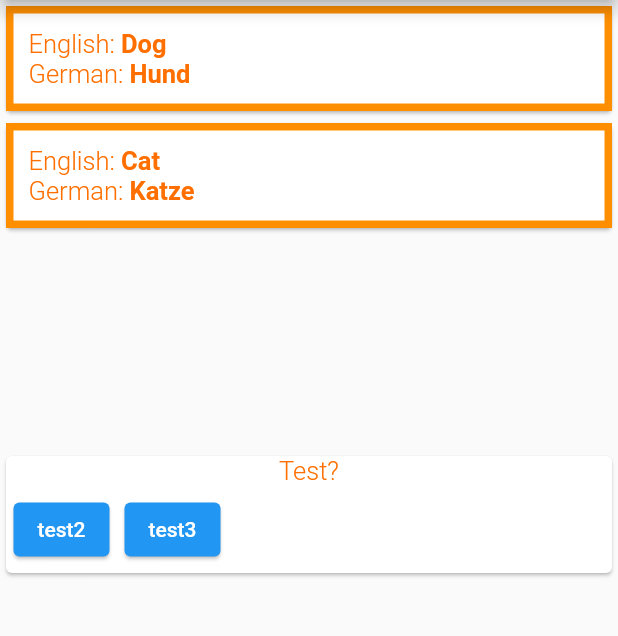
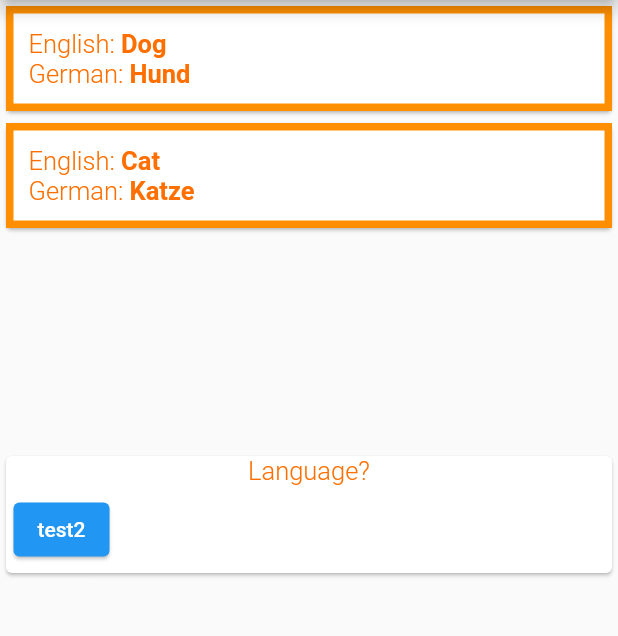
Before and after one commit to mheydasch/VocTrainer, a Flutter app: the screen it shows after launch, on a phone screen of 412 x 824 dp, the part 84-720 px from its top. Run offline on Flutter 3.47's test engine with Material 2 defaults, Android fonts, the phone set to English and light mode, and no system bars.

Commit message:
question list added as input

```diff
--- a/lib/main.dart
+++ b/lib/main.dart
@@ -122,7 +122,10 @@ class MyHomePage extends StatelessWidget {
               ),
             ),
           ),
-          QuestionPrompt('Test?'),
+          QuestionPrompt(questionText: {
+            'qT': ['Language?'],
+            'qA': ['German', 'English']
+          }),
         ]),
       ),
     );
--- a/lib/widgets/question_prompt.dart
+++ b/lib/widgets/question_prompt.dart
@@ -1,9 +1,9 @@
 import 'package:flutter/material.dart';
 
 class QuestionPrompt extends StatelessWidget {
-  final String questionText;
+  final Map questionText;
 
-  QuestionPrompt(this.questionText);
+  QuestionPrompt({required this.questionText});
 
   @override
   Widget build(BuildContext context) {
@@ -11,7 +11,7 @@ class QuestionPrompt extends StatelessWidget {
       child: Column(
         children: [
           Text(
-            questionText,
+            questionText['qT'][0],
             style: TextStyle(
               fontWeight: FontWeight.w300,
               fontSize: 17,
@@ -32,18 +32,6 @@ class QuestionPrompt extends StatelessWidget {
                   ),
                 ),
               ),
-              Container(
-                child: Padding(
-                  padding: EdgeInsets.all(5),
-                  child: ElevatedButton(
-                    onPressed: () {},
-                    child: Text('test3'),
-                    style: ButtonStyle(
-                      elevation: MaterialStateProperty.all(1),
-                    ),
-                  ),
-                ),
-              ),
             ],
           )
         ],
```
